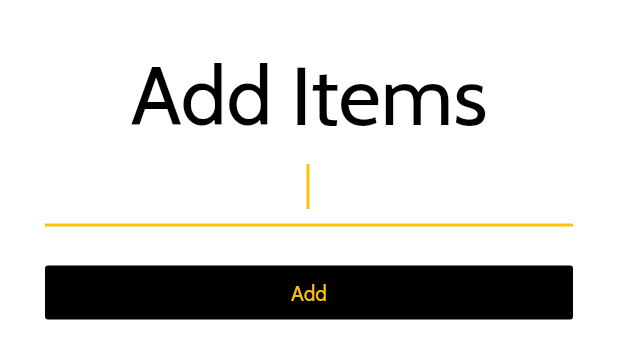
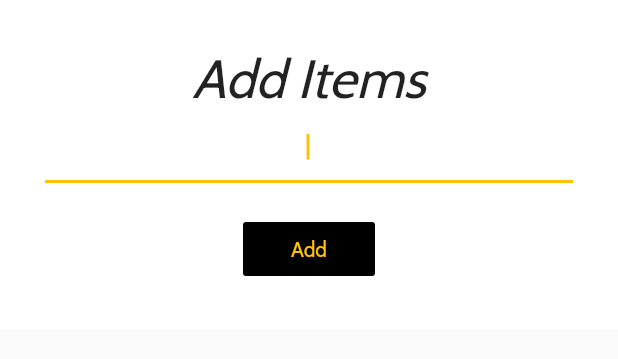
Before and after one commit to arieltsq/flutter-workshop, a Flutter app: the AddTodoModal widget shown alone on an empty page, opened directly, on a phone screen of 412 x 824 dp. Shown: the top 359 px of the screen. Run offline on Flutter 3.47's test engine with Material 2 defaults, Android fonts, the phone set to English and light mode, and no system bars.

Commit message:
Refactor Add to do modal

```diff
--- a/lib/components/add_todo_modal.dart
+++ b/lib/components/add_todo_modal.dart
@@ -4,26 +4,21 @@ class AddTodoModal extends StatelessWidget {
   @override
   Widget build(BuildContext context) {
     String newItemTitle;
-    return Container(
+    return Padding(
+        padding: MediaQuery.of(context).viewInsets,
         child: Container(
           padding: EdgeInsets.all(30.0),
           decoration: BoxDecoration(
             color: Colors.white,
           ),
           child: Column(
-        crossAxisAlignment: CrossAxisAlignment.stretch,
+            mainAxisSize: MainAxisSize.min,
             children: <Widget>[
               Text('Add Items',
                   textAlign: TextAlign.center,
-              style: TextStyle(
-                color: Colors.black,
-                fontSize: 55.0,
-              )),
+                  style: Theme.of(context).textTheme.headline6),
               TextFormField(
-            style: TextStyle(
-              color: Colors.black,
-              fontSize: 25.0,
-            ),
+                style: Theme.of(context).textTheme.bodyText2,
                 autofocus: true,
                 textAlign: TextAlign.center,
                 onChanged: (newText) {
```
Lines whose indentation alone changed are shown as unchanged.
